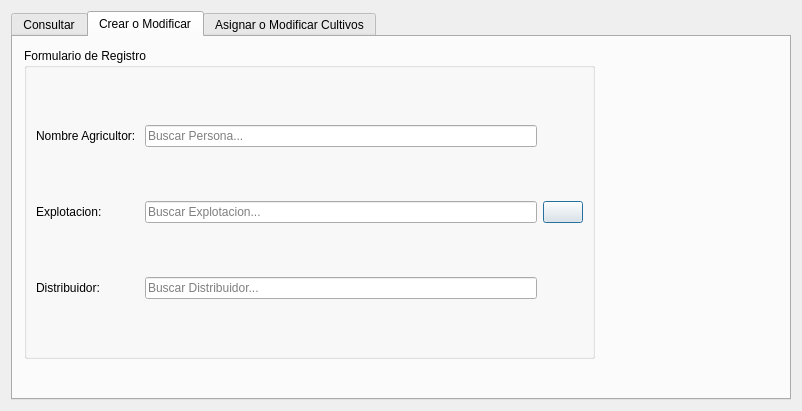
Before: the Qt Designer form dialogs/ui/agricultor_dialog.ui in franciscocontreras93/agrae_new, drawn with Qt 5.
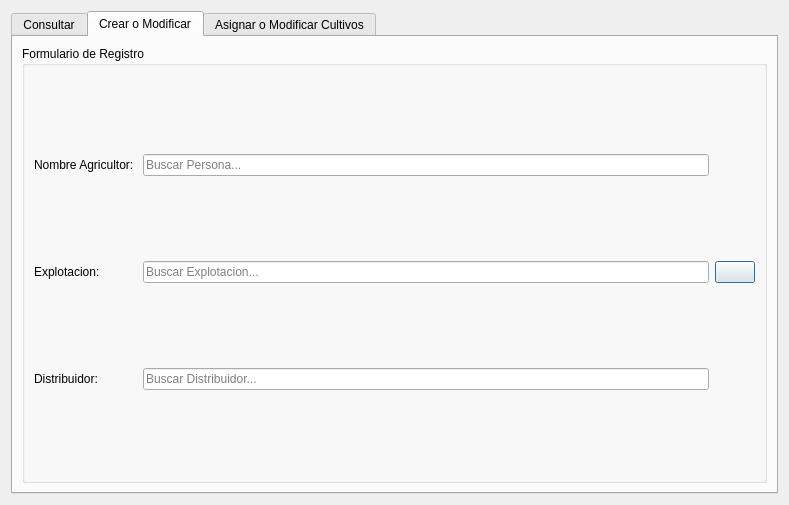
After: the same form once the commit is applied. The open tabs and pages were chosen to show the change.

The edit to the form file:
```diff
--- a/dialogs/ui/agricultor_dialog.ui
+++ b/dialogs/ui/agricultor_dialog.ui
@@ -6,8 +6,8 @@
    <rect>
     <x>0</x>
     <y>0</y>
-    <width>802</width>
-    <height>411</height>
+    <width>789</width>
+    <height>505</height>
    </rect>
   </property>
   <property name="windowTitle">
@@ -139,15 +139,9 @@
       <attribute name="title">
        <string>Crear o Modificar</string>
       </attribute>
+      <layout class="QGridLayout" name="gridLayout_3">
+       <item row="0" column="0">
       <widget class="QGroupBox" name="groupBox">
-       <property name="geometry">
-        <rect>
-         <x>11</x>
-         <y>11</y>
-         <width>571</width>
-         <height>311</height>
-        </rect>
-       </property>
        <property name="title">
         <string>Formulario de Registro</string>
        </property>
@@ -212,6 +206,8 @@
         </item>
        </layout>
       </widget>
+       </item>
+      </layout>
      </widget>
      <widget class="QWidget" name="tab_3">
       <attribute name="title">
```
Left out of the diff: 16 changed lines with no effect on the pictures. Lines whose indentation alone changed are shown as unchanged.
